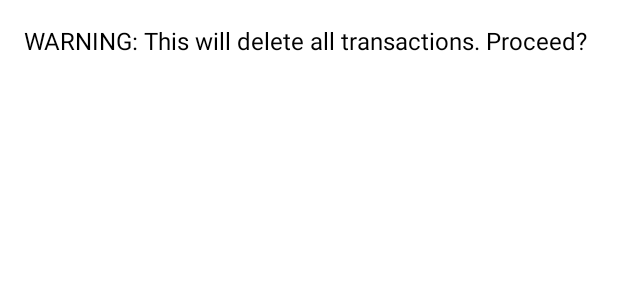
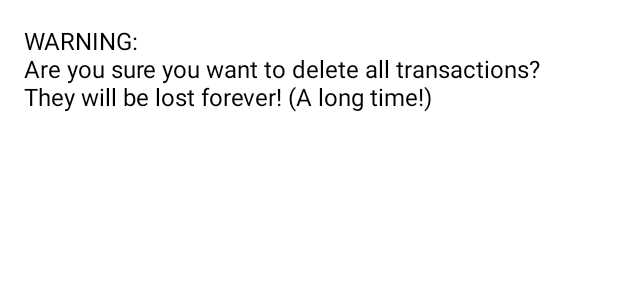
Before and after one commit to Yanmeeei/EECS285project4, an Android app: the layout dialog_clear_data.xml on its own in the app's theme, with its tools: preview values and no code run, on a phone screen of 412 x 824 dp. Shown: the top 300 px of the screen. Run offline under Robolectric (Android 15) with nearby library versions, the light colour scheme and no system bars.

Commit message:
add an Easter Egg

```diff
--- a/app/src/main/res/values/strings.xml
+++ b/app/src/main/res/values/strings.xml
@@ -11,7 +11,8 @@
     <string name="text_category">Category</string>
     <string name="text_name">Name</string>
     <string name="text_cost">Cost</string>
-    <string name="warning">WARNING: This will delete all transactions. Proceed?</string>
+<!--    <string name="warning">WARNING: This will delete all transactions. Proceed?</string>-->
+    <string name="warning">WARNING: \nAre you sure you want to delete all transactions? They will be lost forever! (A long time!)</string>-->
     <string name="text_error_category">Enter a category</string>
     <string name="text_error_name">Enter a name</string>
     <string name="text_error_cost">Enter a valid cost</string>
```
Also changed, not shown: app/src/main/java/eecs285/proj4/dawnsqrl_wyanmei/budgettracker/AddTransactionDialogFragment.java (+7 -7 lines).
